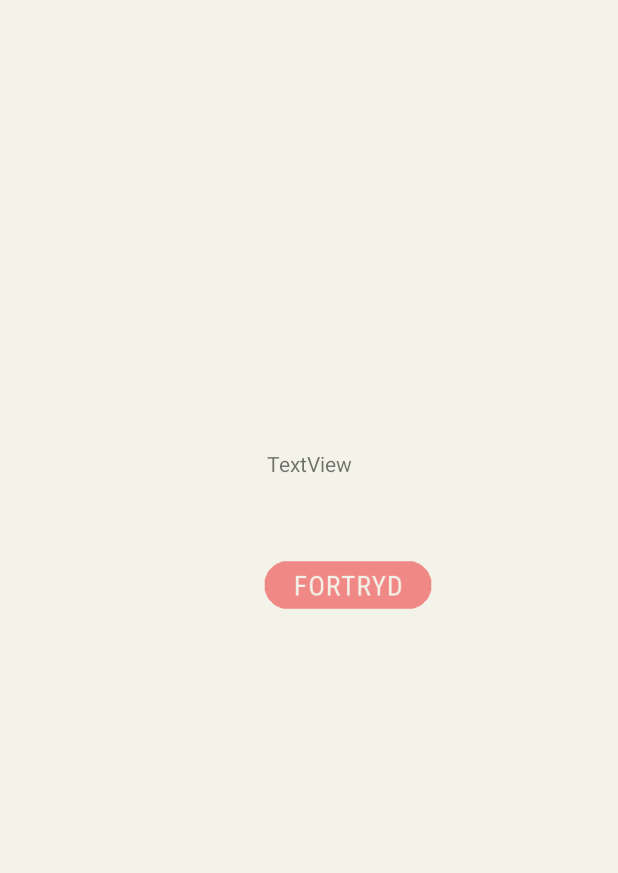
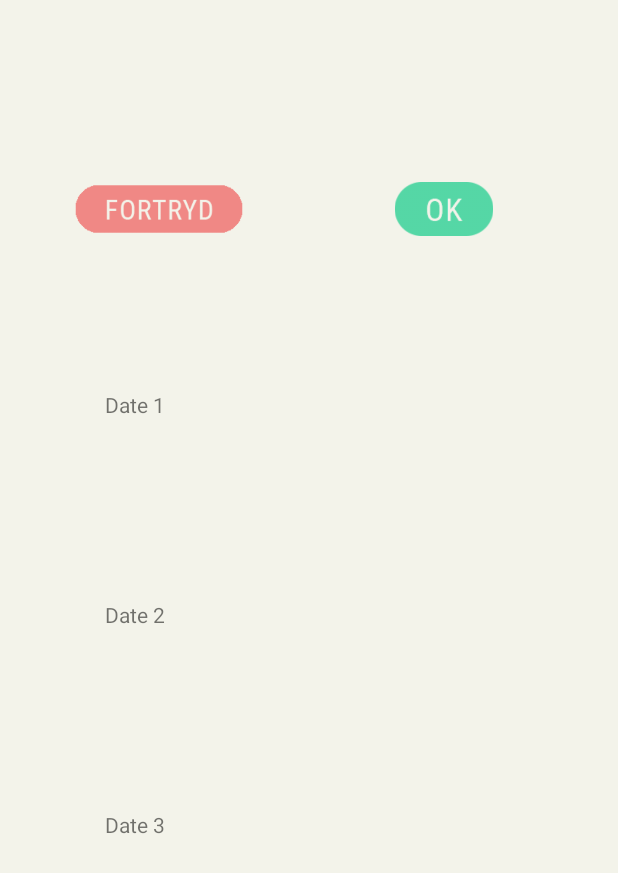
Before and after one commit to SVLaursen/AAU_P2_Project, an Android app: the layout dialog_insulin_input.xml on its own in the app's theme, with its tools: preview values and no code run, on a phone screen of 412 x 824 dp. Shown: the top 873 px of the screen. Run offline under Robolectric (Android 15) with nearby library versions, the phone set to English and light mode, and no system bars; Roboto replaces fonts that are not available here.

Commit message:
insulin input

```diff
--- a/prototype/app/src/main/res/layout/dialog_insulin_input.xml
+++ b/prototype/app/src/main/res/layout/dialog_insulin_input.xml
@@ -1,42 +1,63 @@
 <?xml version="1.0" encoding="utf-8"?>
-<android.support.constraint.ConstraintLayout
+<RelativeLayout
     xmlns:android="http://schemas.android.com/apk/res/android"
     xmlns:app="http://schemas.android.com/apk/res-auto"
     xmlns:tools="http://schemas.android.com/tools"
     android:layout_width="match_parent"
-    android:layout_height="match_parent">
-
-    <TextView
-        android:id="@+id/textView"
-        android:layout_width="wrap_content"
-        android:layout_height="wrap_content"
-        android:layout_centerInParent="true"
-        android:layout_gravity="center"
-        android:layout_marginBottom="8dp"
-        android:layout_marginEnd="8dp"
-        android:layout_marginStart="8dp"
-        android:layout_marginTop="200dp"
-        android:text="TextView"
-        app:layout_constraintBottom_toBottomOf="parent"
-        app:layout_constraintEnd_toEndOf="parent"
-        app:layout_constraintStart_toStartOf="parent"
-        app:layout_constraintTop_toTopOf="parent"
-        app:layout_constraintVertical_bias="0.167" />
+    android:layout_height="match_parent"
+    >
 
     <ImageButton
         android:id="@+id/cancelButton"
         android:layout_width="112dp"
         android:layout_height="36dp"
-        android:layout_alignParentBottom="true"
-        android:layout_centerHorizontal="true"
-        android:layout_marginBottom="8dp"
-        android:layout_marginEnd="124dp"
-        android:layout_marginTop="8dp"
+        android:layout_alignParentStart="true"
+        android:layout_alignParentTop="true"
+        android:layout_marginStart="50dp"
+        android:layout_marginTop="121dp"
         android:background="@android:color/transparent"
         android:scaleType="fitCenter"
         app:layout_constraintBottom_toBottomOf="parent"
         app:layout_constraintEnd_toEndOf="parent"
-        app:layout_constraintTop_toBottomOf="@+id/textView"
-        app:layout_constraintVertical_bias="0.1"
         app:srcCompat="@drawable/fortryd_button" />
-</android.support.constraint.ConstraintLayout>
+
+    <ImageButton
+        android:id="@+id/okButton"
+        android:layout_width="112dp"
+        android:layout_height="36dp"
+        android:layout_alignParentEnd="true"
+        android:layout_alignTop="@+id/cancelButton"
+        android:layout_marginEnd="60dp"
+        android:layout_marginStart="180dp"
+        android:background="@android:color/transparent"
+        android:scaleType="fitCenter"
+        app:layout_constraintBottom_toBottomOf="parent"
+        app:layout_constraintEnd_toEndOf="parent"
+        app:srcCompat="@drawable/ok_button" />
+
+    <TextView
+        android:id="@+id/Date1"
+        android:layout_width="wrap_content"
+        android:layout_height="wrap_content"
+        android:layout_alignParentStart="true"
+        android:layout_alignParentTop="true"
+        android:layout_marginStart="70dp"
+        android:layout_marginTop="260dp"
+        android:text="Date 1" />
+
+    <TextView
+    android:id="@+id/Date2"
+    android:layout_width="wrap_content"
+    android:layout_height="wrap_content"
+    android:layout_alignStart="@+id/Date1"
+    android:layout_marginTop="400dp"
+    android:text="Date 2" />
+
+    <TextView
+        android:id="@+id/Date3"
+        android:layout_width="wrap_content"
+        android:layout_height="wrap_content"
+        android:layout_alignStart="@+id/Date1"
+        android:layout_marginTop="540dp"
+        android:text="Date 3" />
+</RelativeLayout>
```
Also changed, not shown: prototype/app/src/main/res/drawable/date_input_textbox.png (added), prototype/app/src/main/res/drawable/exercise_input_textbox.png (added), prototype/app/src/main/res/drawable/input_insuling_dialog_background.png (added), prototype/app/src/main/res/drawable/ok_button.png (added).
